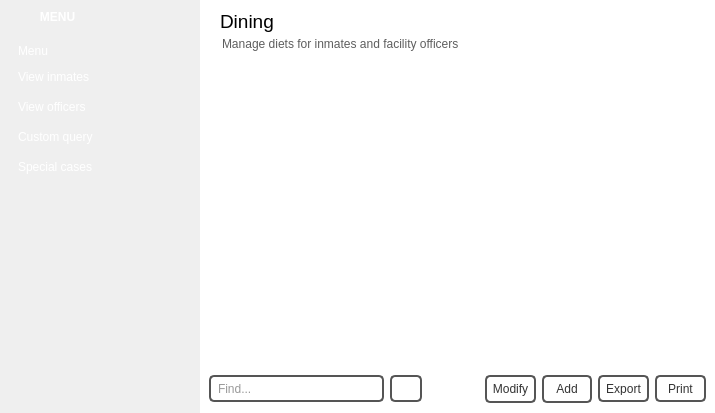
Old version of the form diningwindow.ui in the repository NCNM/PMS_01.
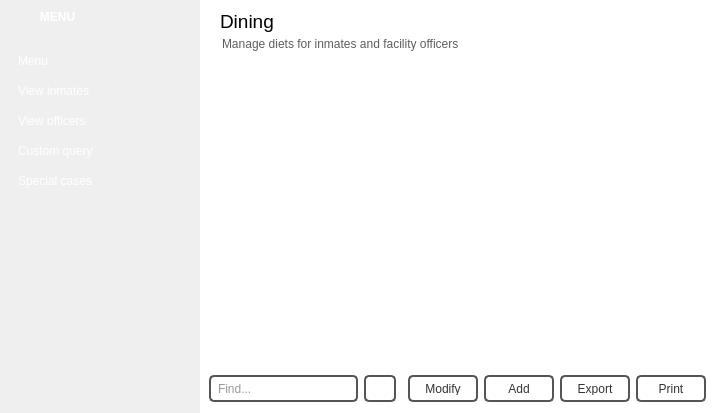
New version of the form. Icons and pictures are not drawn.

Diff of the .ui file:
```diff
--- a/diningwindow.ui
+++ b/diningwindow.ui
@@ -60,7 +60,7 @@
       <property name="geometry">
        <rect>
         <x>10</x>
-        <y>96</y>
+        <y>110</y>
         <width>181</width>
         <height>21</height>
        </rect>
@@ -215,7 +215,7 @@
       <property name="geometry">
        <rect>
         <x>10</x>
-        <y>126</y>
+        <y>140</y>
         <width>181</width>
         <height>21</height>
        </rect>
@@ -265,7 +265,7 @@
       <property name="geometry">
        <rect>
         <x>10</x>
-        <y>156</y>
+        <y>170</y>
         <width>181</width>
         <height>21</height>
        </rect>
@@ -312,7 +312,7 @@
       <property name="geometry">
        <rect>
         <x>10</x>
-        <y>66</y>
+        <y>80</y>
         <width>181</width>
         <height>21</height>
        </rect>
@@ -359,7 +359,7 @@
       <property name="geometry">
        <rect>
         <x>10</x>
-        <y>40</y>
+        <y>50</y>
         <width>181</width>
         <height>21</height>
        </rect>
@@ -850,24 +850,68 @@
                    </item>
                    <item>
                     <widget class="QPushButton" name="pushButton_Modify">
+                     <property name="minimumSize">
+                      <size>
+                       <width>70</width>
+                       <height>27</height>
+                      </size>
+                     </property>
+                     <property name="maximumSize">
+                      <size>
+                       <width>85</width>
+                       <height>27</height>
+                      </size>
+                     </property>
                      <property name="text">
                       <string>Modify</string>
                      </property>
+                     <property name="icon">
+                      <iconset resource="pms_resources.qrc">
+                       <normaloff>:/images/modify.png</normaloff>:/images/modify.png</iconset>
+                     </property>
+                     <property name="iconSize">
+                      <size>
+                       <width>24</width>
+                       <height>24</height>
+                      </size>
+                     </property>
                     </widget>
                    </item>
                    <item>
                     <widget class="QPushButton" name="pushButton_Add">
+                     <property name="minimumSize">
+                      <size>
+                       <width>70</width>
+                       <height>27</height>
+                      </size>
+                     </property>
+                     <property name="maximumSize">
+                      <size>
+                       <width>85</width>
+                       <height>27</height>
+                      </size>
+                     </property>
                      <property name="text">
                       <string>Add</string>
                      </property>
+                     <property name="icon">
+                      <iconset resource="pms_resources.qrc">
+                       <normaloff>:/images/add_new.png</normaloff>:/images/add_new.png</iconset>
+                     </property>
+                     <property name="iconSize">
+                      <size>
+                       <width>24</width>
+                       <height>24</height>
+                      </size>
+                     </property>
                     </widget>
                    </item>
                    <item>
                     <widget class="QPushButton" name="pushButton_3">
                      <property name="minimumSize">
                       <size>
-                       <width>0</width>
-                       <height>0</height>
+                       <width>70</width>
+                       <height>27</height>
                       </size>
                      </property>
                      <property name="maximumSize">
@@ -895,8 +939,8 @@
                     <widget class="QPushButton" name="pushButton_2">
                      <property name="minimumSize">
                       <size>
-                       <width>0</width>
-                       <height>0</height>
+                       <width>70</width>
+                       <height>27</height>
                       </size>
                      </property>
                      <property name="maximumSize">
```
